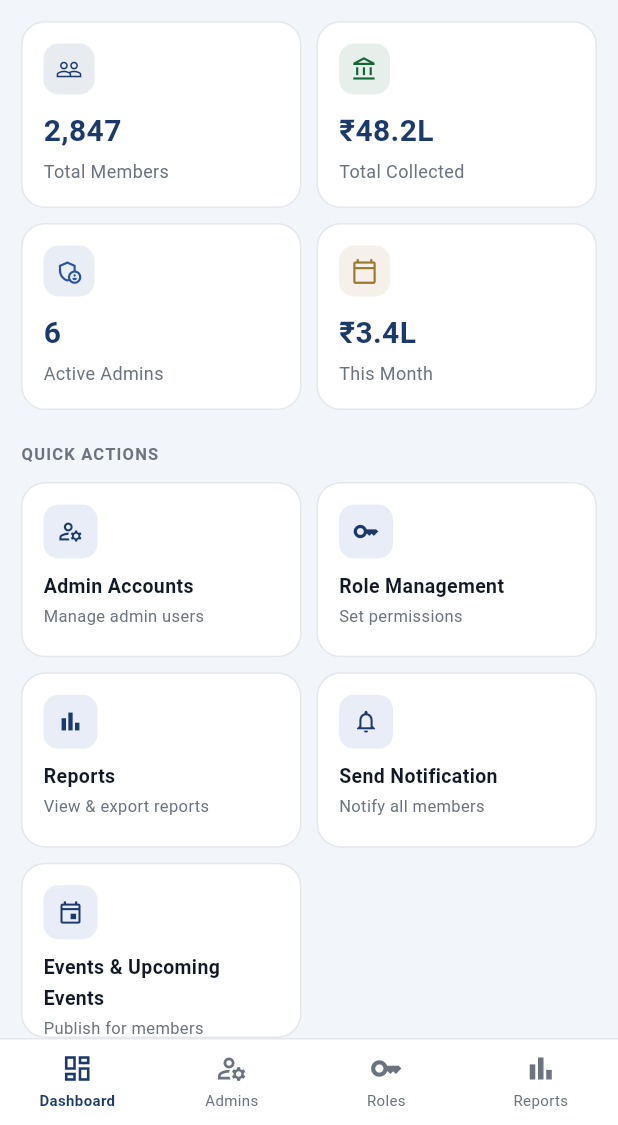
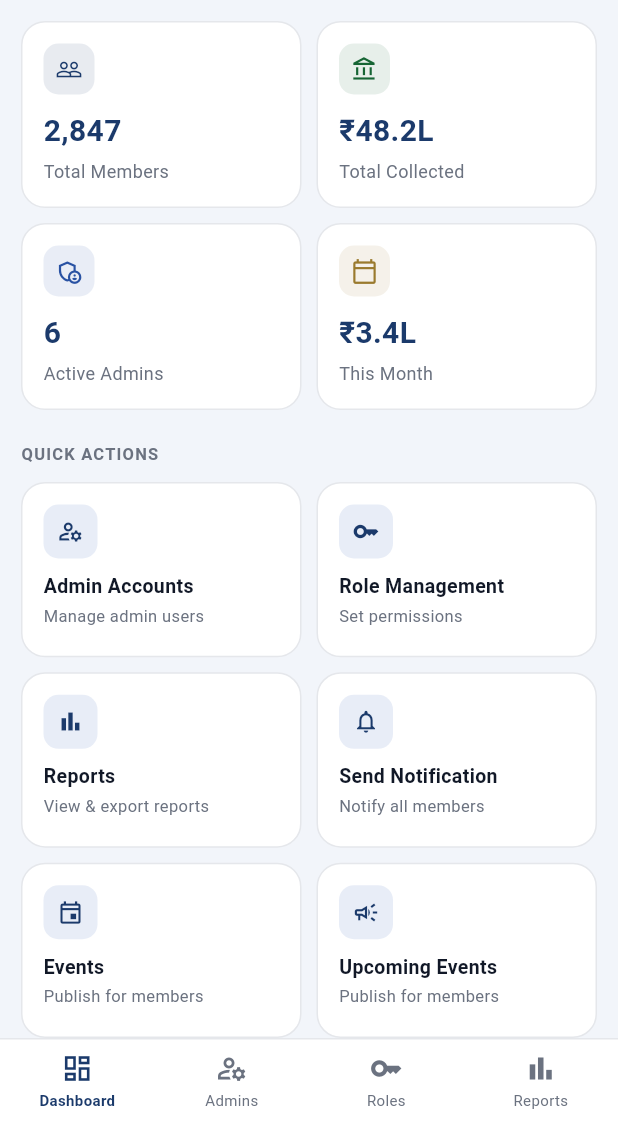
Before and after one commit to RAJ3SHJ/TempleApp, a Flutter app: the SuperAdminDashboardScreen screen opened directly, on a phone screen of 412 x 824 dp, the part 111-1236 px from its top. Run offline on Flutter 3.47's test engine with Material 3 defaults, Android fonts, the phone set to English and light mode, and no system bars; our stand-ins replace cloud_firestore, firebase_auth, firebase_core, firebase_messaging, image_picker, pdf and 2 more; missing offline and left inert: dart:js_interop; accounts and stored records are empty.

Commit message:
Super admin: Events and Upcoming Events tiles
Co-Authored-By: Claude Sonnet 5.5 <noreply@anthropic.com>
Claude-Session: https://claude.ai/code/session_01DhebjiHj8GBhKmmCAFmVy8

```diff
--- a/lib/screens/admin/super_admin_dashboard_screen.dart
+++ b/lib/screens/admin/super_admin_dashboard_screen.dart
@@ -340,7 +340,8 @@ class _SuperAdminDashboardScreenState extends State<SuperAdminDashboardScreen> {
       {'icon': Icons.key_outlined, 'label': 'Role Management', 'desc': 'Set permissions'},
       {'icon': Icons.bar_chart_outlined, 'label': 'Reports', 'desc': 'View & export reports'},
       {'icon': Icons.notifications_outlined, 'label': 'Send Notification', 'desc': 'Notify all members'},
-      {'icon': Icons.event_outlined, 'label': 'Events & Upcoming Events', 'desc': 'Publish for members'},
+      {'icon': Icons.event_outlined, 'label': 'Events', 'desc': 'Publish for members'},
+      {'icon': Icons.campaign_outlined, 'label': 'Upcoming Events', 'desc': 'Publish for members'},
     ];
 
     return GridView.builder(
@@ -361,6 +362,7 @@ class _SuperAdminDashboardScreenState extends State<SuperAdminDashboardScreen> {
             if (index == 2) Navigator.push(context, MaterialPageRoute(builder: (_) => ReportsScreen()));
             if (index == 3) Navigator.push(context, MaterialPageRoute(builder: (_) => SendNotificationScreen()));
             if (index == 4) Navigator.push(context, MaterialPageRoute(builder: (_) => const AdminEventsScreen()));
+            if (index == 5) Navigator.push(context, MaterialPageRoute(builder: (_) => const AdminEventsScreen(initialTab: 1)));
           },
           child: Container(
             padding: const EdgeInsets.all(14),
```
